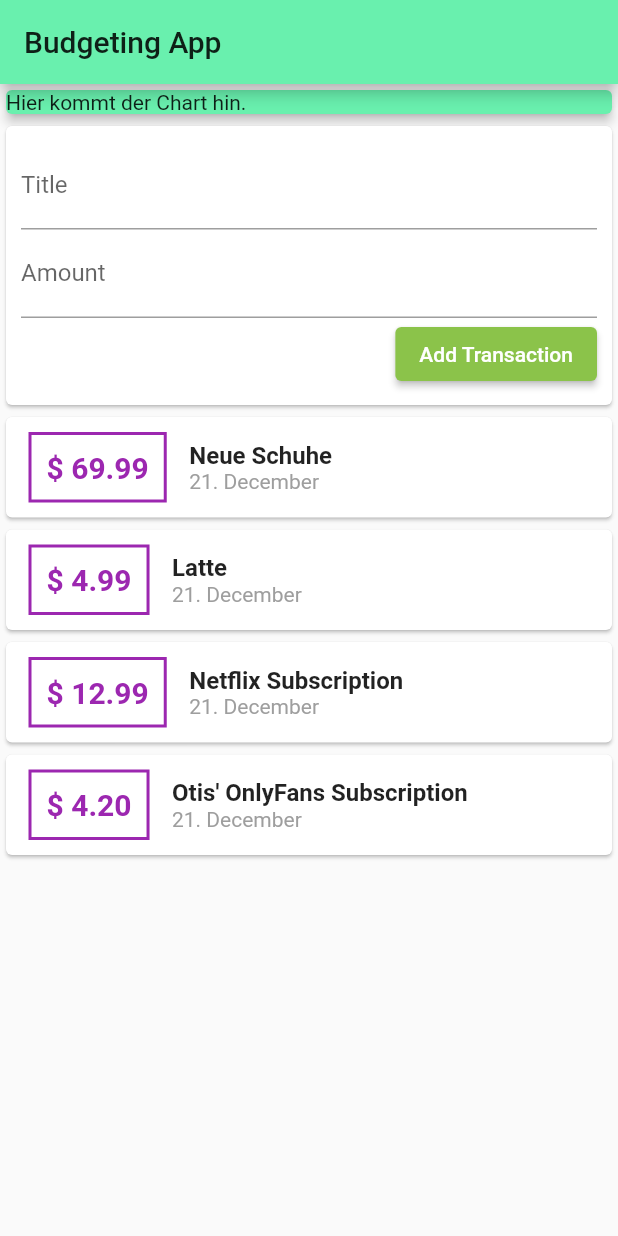
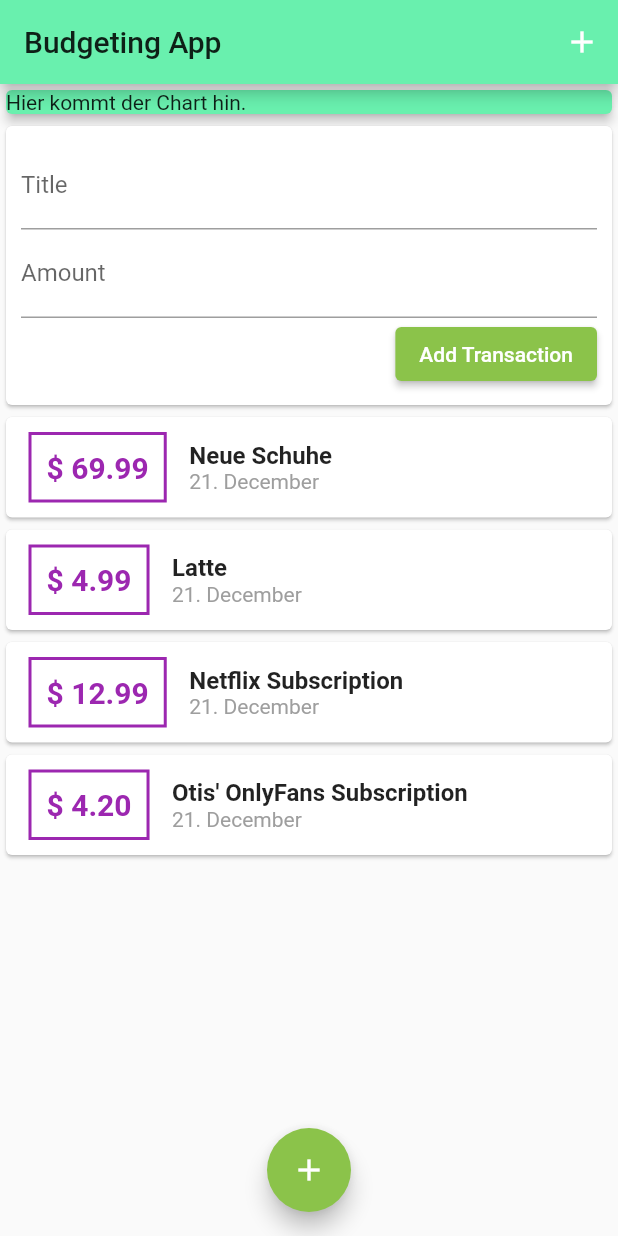
Before and after one commit to NightmindOfficial/fl_budget, a Flutter app: the screen it shows after launch, on a phone screen of 412 x 824 dp. Run offline on Flutter 3.47's test engine with Material 2 defaults, Android fonts, the phone set to English and light mode, and no system bars.

Commit message:
Video 88

```diff
--- a/lib/main.dart
+++ b/lib/main.dart
@@ -25,6 +25,12 @@ class MyHomePage extends StatelessWidget {
             color: Colors.black87,
           ),
         ),
+        actions: [
+          IconButton(
+            onPressed: () {},
+            icon: Icon(Icons.add),
+          ),
+        ],
         backgroundColor: Colors.greenAccent,
       ),
       body: SingleChildScrollView(
@@ -43,6 +49,12 @@ class MyHomePage extends StatelessWidget {
           ],
         ),
       ),
+      floatingActionButtonLocation: FloatingActionButtonLocation.centerFloat,
+      floatingActionButton: FloatingActionButton(
+        onPressed: () {},
+        child: Icon(Icons.add),
+        backgroundColor: Colors.lightGreen,
+      ),
     );
   }
 }
```
